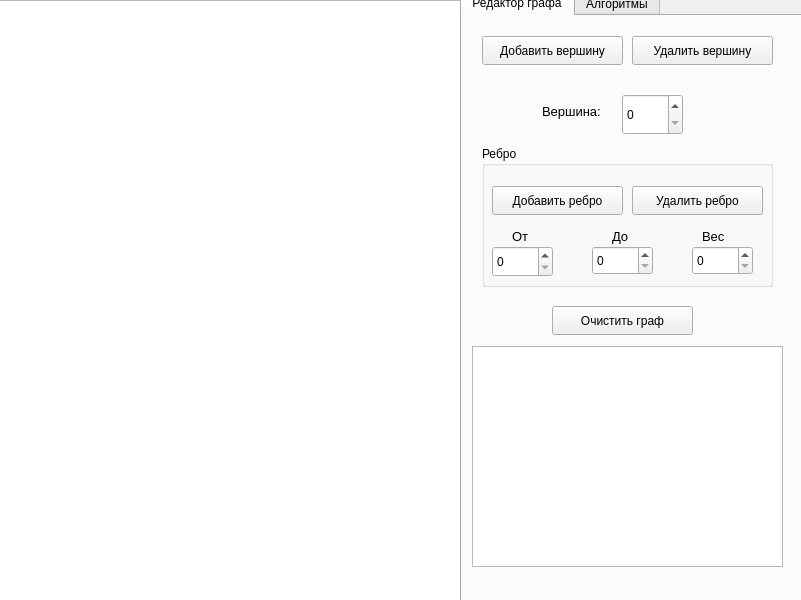
This is src/ui/mainwindow.ui in Vasilevvyacheslav/DataStructures-Graphs as Qt 5 draws it before an edit. The edited form follows.
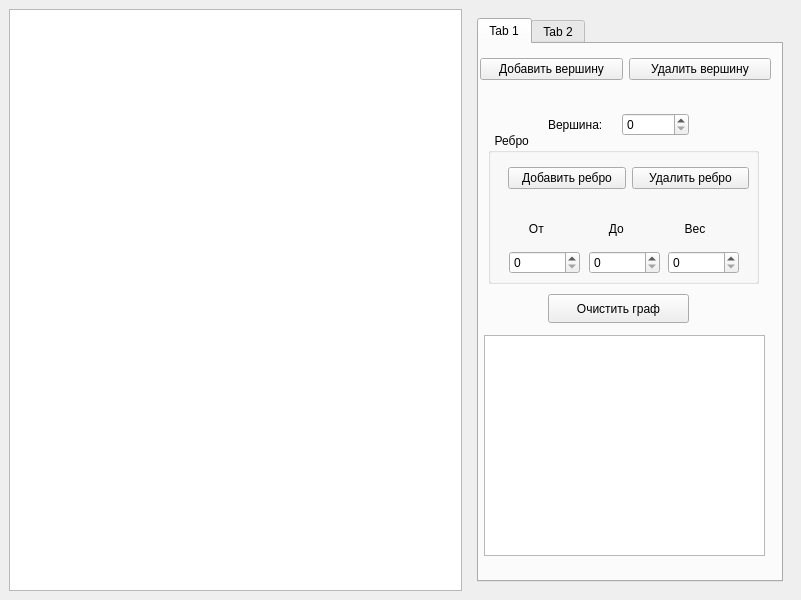
This is the edited form. The open tabs and pages were chosen to show the change.

Commit message: Исправил масштабирование окна

```diff
--- a/src/ui/mainwindow.ui
+++ b/src/ui/mainwindow.ui
@@ -14,270 +14,296 @@
    <string>Graph Algorithms</string>
   </property>
   <widget class="QWidget" name="centralwidget">
-   <widget class="QWidget" name="horizontalLayoutWidget">
-    <property name="geometry">
-     <rect>
-      <x>30</x>
-      <y>10</y>
-      <width>841</width>
-      <height>611</height>
-     </rect>
-    </property>
-    <layout class="QHBoxLayout" name="horizontalLayout_4"/>
-   </widget>
-   <widget class="QGraphicsView" name="graphicsView">
-    <property name="geometry">
-     <rect>
-      <x>-10</x>
-      <y>0</y>
-      <width>481</width>
-      <height>611</height>
-     </rect>
-    </property>
-   </widget>
+   <layout class="QHBoxLayout" name="horizontalLayout_2">
+    <item>
+     <layout class="QHBoxLayout" name="horizontalLayout" stretch="14,10">
+      <item>
+       <widget class="QGraphicsView" name="graphicsView"/>
+      </item>
+      <item>
+       <layout class="QVBoxLayout" name="verticalLayout" stretch="0">
+        <item>
    <widget class="QWidget" name="widget" native="true">
-    <property name="geometry">
-     <rect>
-      <x>460</x>
-      <y>-10</y>
-      <width>351</width>
-      <height>621</height>
-     </rect>
-    </property>
-    <property name="sizePolicy">
-     <sizepolicy hsizetype="Preferred" vsizetype="Expanding">
-      <horstretch>0</horstretch>
-      <verstretch>0</verstretch>
-     </sizepolicy>
-    </property>
-    <layout class="QVBoxLayout" name="verticalLayout">
+          <layout class="QVBoxLayout" name="verticalLayout_3">
      <item>
       <widget class="QTabWidget" name="tabWidget">
-       <property name="minimumSize">
-        <size>
-         <width>0</width>
-         <height>600</height>
-        </size>
-       </property>
-       <property name="maximumSize">
-        <size>
-         <width>16777215</width>
-         <height>16777215</height>
-        </size>
-       </property>
        <property name="currentIndex">
         <number>1</number>
        </property>
        <widget class="QWidget" name="tab_1">
         <attribute name="title">
-         <string>Редактор графа</string>
-        </attribute>
-        <widget class="QTableWidget" name="tableMatrix">
+               <string>Tab 1</string>
+              </attribute>
+              <widget class="QWidget" name="horizontalLayoutWidget_8">
          <property name="geometry">
           <rect>
-           <x>10</x>
-           <y>330</y>
-           <width>311</width>
-           <height>221</height>
-          </rect>
-         </property>
-        </widget>
+                 <x>1</x>
+                 <y>0</y>
+                 <width>291</width>
+                 <height>51</height>
+                </rect>
+               </property>
+               <layout class="QHBoxLayout" name="horizontalLayout_10">
+                <item>
         <widget class="QPushButton" name="btnAddVertex">
-         <property name="geometry">
-          <rect>
-           <x>20</x>
-           <y>20</y>
-           <width>141</width>
-           <height>29</height>
-          </rect>
+                  <property name="sizePolicy">
+                   <sizepolicy hsizetype="Expanding" vsizetype="Fixed">
+                    <horstretch>0</horstretch>
+                    <verstretch>0</verstretch>
+                   </sizepolicy>
          </property>
          <property name="text">
           <string>Добавить вершину</string>
          </property>
         </widget>
+                </item>
+                <item>
+                 <widget class="QPushButton" name="btnRemoveVertex">
+                  <property name="sizePolicy">
+                   <sizepolicy hsizetype="Expanding" vsizetype="Fixed">
+                    <horstretch>0</horstretch>
+                    <verstretch>0</verstretch>
+                   </sizepolicy>
+                  </property>
+                  <property name="text">
+                   <string>Удалить вершину</string>
+                  </property>
+                 </widget>
+                </item>
+               </layout>
+              </widget>
+              <widget class="QWidget" name="horizontalLayoutWidget_9">
+               <property name="geometry">
+                <rect>
+                 <x>69</x>
+                 <y>50</y>
+                 <width>141</width>
+                 <height>61</height>
+                </rect>
+               </property>
+               <layout class="QHBoxLayout" name="horizontalLayout_11">
+                <item>
+                 <widget class="QLabel" name="label_3">
+                  <property name="sizePolicy">
+                   <sizepolicy hsizetype="Expanding" vsizetype="Preferred">
+                    <horstretch>0</horstretch>
+                    <verstretch>0</verstretch>
+                   </sizepolicy>
+                  </property>
+                  <property name="text">
+                   <string>Вершина:</string>
+                  </property>
+                 </widget>
+                </item>
+                <item>
         <widget class="QSpinBox" name="spinBoxVertex">
-         <property name="geometry">
-          <rect>
-           <x>160</x>
-           <y>78</y>
-           <width>61</width>
-           <height>41</height>
-          </rect>
-         </property>
-        </widget>
-        <widget class="QGroupBox" name="groupBox">
+                  <property name="sizePolicy">
+                   <sizepolicy hsizetype="Expanding" vsizetype="Fixed">
+                    <horstretch>0</horstretch>
+                    <verstretch>0</verstretch>
+                   </sizepolicy>
+                  </property>
+                 </widget>
+                </item>
+               </layout>
+              </widget>
+              <widget class="QGroupBox" name="groupBoxEdge">
          <property name="geometry">
           <rect>
-           <x>20</x>
-           <y>130</y>
-           <width>291</width>
-           <height>141</height>
-          </rect>
-         </property>
+                 <x>9</x>
+                 <y>89</y>
+                 <width>271</width>
+                 <height>151</height>
+                </rect>
+               </property>
+               <property name="sizePolicy">
+                <sizepolicy hsizetype="Expanding" vsizetype="Preferred">
+                 <horstretch>0</horstretch>
+                 <verstretch>0</verstretch>
+                </sizepolicy>
+               </property>
          <property name="title">
-          <string>Ребро</string>
-         </property>
+                <string>	 Ребро</string>
+               </property>
+               <widget class="QWidget" name="horizontalLayoutWidget_10">
+                <property name="geometry">
+                 <rect>
+                  <x>20</x>
+                  <y>20</y>
+                  <width>241</width>
+                  <height>51</height>
+                 </rect>
+                </property>
+                <layout class="QHBoxLayout" name="horizontalLayout_12">
+                 <item>
          <widget class="QPushButton" name="btnAddEdge">
-          <property name="geometry">
-           <rect>
-            <x>10</x>
-            <y>40</y>
-            <width>131</width>
-            <height>29</height>
-           </rect>
+                   <property name="sizePolicy">
+                    <sizepolicy hsizetype="Expanding" vsizetype="Fixed">
+                     <horstretch>0</horstretch>
+                     <verstretch>0</verstretch>
+                    </sizepolicy>
           </property>
           <property name="text">
            <string>Добавить ребро</string>
           </property>
          </widget>
+                 </item>
+                 <item>
+                  <widget class="QPushButton" name="btnRemoveEdge">
+                   <property name="sizePolicy">
+                    <sizepolicy hsizetype="Expanding" vsizetype="Fixed">
+                     <horstretch>0</horstretch>
+                     <verstretch>0</verstretch>
+                    </sizepolicy>
+                   </property>
+                   <property name="text">
+                    <string>Удалить ребро</string>
+                   </property>
+                  </widget>
+                 </item>
+                </layout>
+               </widget>
+               <widget class="QWidget" name="verticalLayoutWidget_4">
+                <property name="geometry">
+                 <rect>
+                  <x>21</x>
+                  <y>80</y>
+                  <width>71</width>
+                  <height>61</height>
+                 </rect>
+                </property>
+                <layout class="QVBoxLayout" name="verticalLayout_8">
+                 <item>
+                  <widget class="QLabel" name="label_4">
+                   <property name="sizePolicy">
+                    <sizepolicy hsizetype="Expanding" vsizetype="Preferred">
+                     <horstretch>0</horstretch>
+                     <verstretch>0</verstretch>
+                    </sizepolicy>
+                   </property>
+                   <property name="text">
+                    <string>      От</string>
+                   </property>
+                  </widget>
+                 </item>
+                 <item>
          <widget class="QSpinBox" name="spinBoxFrom">
+                   <property name="sizePolicy">
+                    <sizepolicy hsizetype="Expanding" vsizetype="Fixed">
+                     <horstretch>0</horstretch>
+                     <verstretch>0</verstretch>
+                    </sizepolicy>
+                   </property>
+                  </widget>
+                 </item>
+                </layout>
+               </widget>
+               <widget class="QWidget" name="verticalLayoutWidget_5">
           <property name="geometry">
            <rect>
-            <x>10</x>
-            <y>100</y>
-            <width>61</width>
-            <height>31</height>
-           </rect>
-          </property>
-         </widget>
+                  <x>101</x>
+                  <y>80</y>
+                  <width>71</width>
+                  <height>61</height>
+                 </rect>
+                </property>
+                <layout class="QVBoxLayout" name="verticalLayout_9">
+                 <item>
+                  <widget class="QLabel" name="label_5">
+                   <property name="sizePolicy">
+                    <sizepolicy hsizetype="Expanding" vsizetype="Preferred">
+                     <horstretch>0</horstretch>
+                     <verstretch>0</verstretch>
+                    </sizepolicy>
+                   </property>
+                   <property name="text">
+                    <string>      До</string>
+                   </property>
+                  </widget>
+                 </item>
+                 <item>
          <widget class="QSpinBox" name="spinBoxTo">
+                   <property name="sizePolicy">
+                    <sizepolicy hsizetype="Expanding" vsizetype="Fixed">
+                     <horstretch>0</horstretch>
+                     <verstretch>0</verstretch>
+                    </sizepolicy>
+                   </property>
+                  </widget>
+                 </item>
+                </layout>
+               </widget>
+               <widget class="QWidget" name="verticalLayoutWidget_6">
           <property name="geometry">
            <rect>
-            <x>110</x>
-            <y>100</y>
-            <width>61</width>
-            <height>29</height>
-           </rect>
-          </property>
-         </widget>
+                  <x>180</x>
+                  <y>80</y>
+                  <width>71</width>
+                  <height>61</height>
+                 </rect>
+                </property>
+                <layout class="QVBoxLayout" name="verticalLayout_10">
+                 <item>
+                  <widget class="QLabel" name="label_6">
+                   <property name="sizePolicy">
+                    <sizepolicy hsizetype="Expanding" vsizetype="Preferred">
+                     <horstretch>0</horstretch>
+                     <verstretch>0</verstretch>
+                    </sizepolicy>
+                   </property>
+                   <property name="text">
+                    <string>     Вес</string>
+                   </property>
+                  </widget>
+                 </item>
+                 <item>
          <widget class="QSpinBox" name="spinBoxWeight">
-          <property name="geometry">
-           <rect>
-            <x>210</x>
-            <y>100</y>
-            <width>61</width>
-            <height>29</height>
-           </rect>
-          </property>
-         </widget>
-         <widget class="QLabel" name="label_3">
-          <property name="geometry">
-           <rect>
-            <x>30</x>
-            <y>80</y>
-            <width>21</width>
-            <height>20</height>
-           </rect>
-          </property>
-          <property name="font">
-           <font>
-            <pointsize>10</pointsize>
-           </font>
-          </property>
-          <property name="text">
-           <string>От</string>
-          </property>
-         </widget>
-         <widget class="QLabel" name="label_4">
-          <property name="geometry">
-           <rect>
-            <x>130</x>
-            <y>80</y>
-            <width>21</width>
-            <height>20</height>
-           </rect>
-          </property>
-          <property name="font">
-           <font>
-            <pointsize>10</pointsize>
-           </font>
-          </property>
-          <property name="text">
-           <string>До</string>
-          </property>
-         </widget>
-         <widget class="QLabel" name="label_5">
-          <property name="geometry">
-           <rect>
-            <x>220</x>
-            <y>80</y>
-            <width>31</width>
-            <height>20</height>
-           </rect>
-          </property>
-          <property name="font">
-           <font>
-            <pointsize>10</pointsize>
-           </font>
-          </property>
-          <property name="text">
-           <string>Вес</string>
-          </property>
-         </widget>
-         <widget class="QPushButton" name="btnRemoveEdge">
-          <property name="geometry">
-           <rect>
-            <x>150</x>
-            <y>40</y>
-            <width>131</width>
-            <height>29</height>
-           </rect>
-          </property>
-          <property name="text">
-           <string>Удалить ребро</string>
-          </property>
-         </widget>
-        </widget>
-        <widget class="QLabel" name="label_2">
-         <property name="geometry">
-          <rect>
-           <x>80</x>
-           <y>80</y>
-           <width>81</width>
-           <height>31</height>
-          </rect>
-         </property>
-         <property name="font">
-          <font>
-           <pointsize>10</pointsize>
-          </font>
-         </property>
-         <property name="text">
-          <string>Вершина:</string>
-         </property>
-        </widget>
-        <widget class="QPushButton" name="btnRemoveVertex">
-         <property name="geometry">
-          <rect>
-           <x>170</x>
-           <y>20</y>
-           <width>141</width>
-           <height>29</height>
-          </rect>
-         </property>
-         <property name="text">
-          <string>Удалить вершину</string>
-         </property>
+                   <property name="sizePolicy">
+                    <sizepolicy hsizetype="Expanding" vsizetype="Fixed">
+                     <horstretch>0</horstretch>
+                     <verstretch>0</verstretch>
+                    </sizepolicy>
+                   </property>
+                  </widget>
+                 </item>
+                </layout>
+               </widget>
         </widget>
         <widget class="QPushButton" name="btnClearGraph">
          <property name="geometry">
           <rect>
-           <x>90</x>
-           <y>290</y>
+                 <x>69</x>
+                 <y>250</y>
            <width>141</width>
            <height>29</height>
           </rect>
          </property>
+               <property name="sizePolicy">
+                <sizepolicy hsizetype="Expanding" vsizetype="Fixed">
+                 <horstretch>0</horstretch>
+                 <verstretch>0</verstretch>
+                </sizepolicy>
+               </property>
          <property name="text">
           <string>Очистить граф</string>
          </property>
         </widget>
-       </widget>
-       <widget class="QWidget" name="tab_2">
+              <widget class="QTableWidget" name="tableMatrix">
+               <property name="geometry">
+                <rect>
+                 <x>5</x>
+                 <y>291</y>
+                 <width>281</width>
+                 <height>221</height>
+                </rect>
+               </property>
+              </widget>
+             </widget>
+             <widget class="QWidget" name="tab_4">
         <attribute name="title">
-         <string>Алгоритмы</string>
-        </attribute>
-        <widget class="QSpinBox" name="spinBoxStart">
+               <string>Tab 2</string>
+              </attribute>
+              <widget class="QWidget" name="verticalLayoutWidget_2">
          <property name="geometry">
           <rect>
            <x>210</x>
@@ -447,11 +473,27 @@
           <string>Сбросить</string>
          </property>
         </widget>
-       </widget>
-      </widget>
+              <widget class="QPlainTextEdit" name="textEditOutput">
+               <property name="geometry">
+                <rect>
+                 <x>10</x>
+                 <y>304</y>
+                 <width>281</width>
+                 <height>211</height>
+                </rect>
+               </property>
+              </widget>
+             </widget>
+            </widget>
      </item>
     </layout>
    </widget>
+        </item>
+       </layout>
+      </item>
+     </layout>
+    </item>
+   </layout>
   </widget>
  </widget>
  <resources/>
```
Left out of the diff: 341 changed lines with no effect on the pictures. Lines whose indentation alone changed are shown as unchanged.
